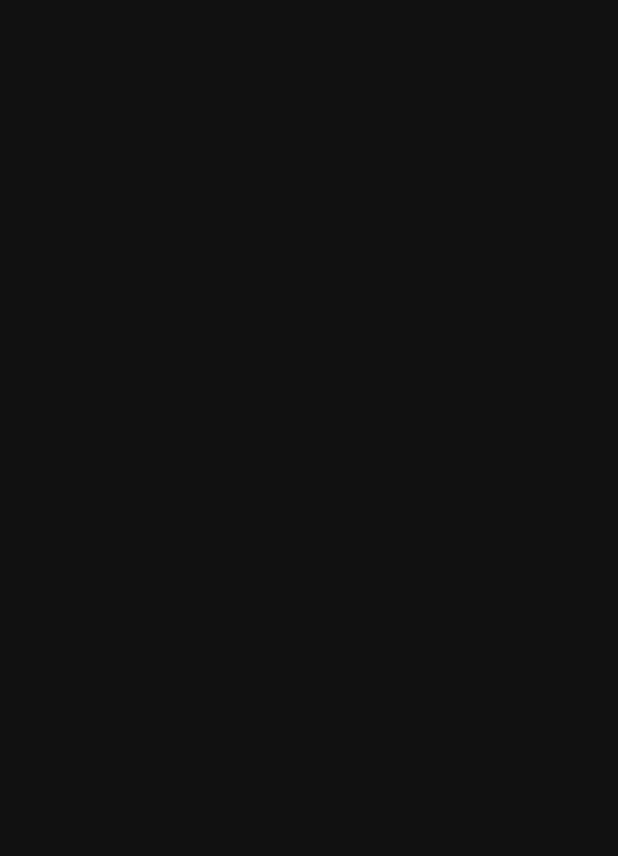
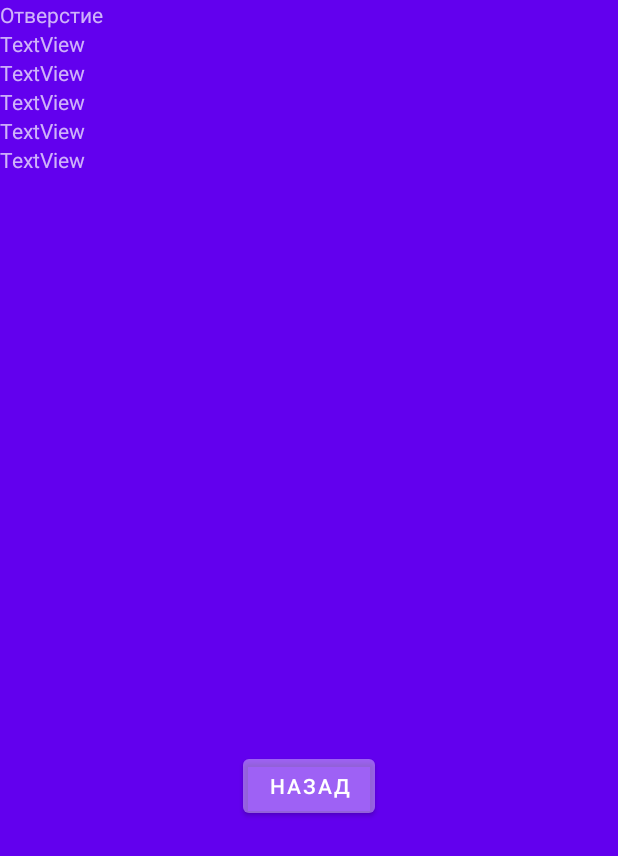
Before and after one commit to Kupirden/CNC, an Android app: the VMC screen opened directly, with no data from a screen before it, on a phone screen of 412 x 824 dp. Before the commit the part shown is empty. Shown: the top 856 px of the screen. Run offline under Robolectric (Android 15) with nearby library versions, the phone set to English and light mode, and no system bars.

Commit message:
Initial commit

```diff
--- a/app/src/main/java/spice/lihachev/myapplication/Formula.java
+++ b/app/src/main/java/spice/lihachev/myapplication/ActivityHoll.java
@@ -4,11 +4,11 @@ import androidx.appcompat.app.AppCompatActivity;
 
 import android.os.Bundle;
 
-public class Formula extends AppCompatActivity {
+public class ActivityHoll extends AppCompatActivity {
 
     @Override
     protected void onCreate(Bundle savedInstanceState) {
         super.onCreate(savedInstanceState);
-        setContentView(R.layout.activity_formula);
+        setContentView(R.layout.activity_holl);
     }
 }
--- a/app/src/main/java/spice/lihachev/myapplication/VMC.java
+++ b/app/src/main/java/spice/lihachev/myapplication/VMC.java
@@ -1,8 +1,17 @@
 package spice.lihachev.myapplication;
+
+import static spice.lihachev.myapplication.R.id.buttonHoll;
+import static spice.lihachev.myapplication.R.id.button_back;
 
 import androidx.appcompat.app.AppCompatActivity;
 
+import android.content.Intent;
 import android.os.Bundle;
+import android.view.View;
+import android.view.Window;
+import android.view.WindowManager;
+import android.widget.Button;
+import android.widget.TextView;
 
 public class VMC extends AppCompatActivity {
 
@@ -10,5 +19,34 @@ public class VMC extends AppCompatActivity {
     protected void onCreate(Bundle savedInstanceState) {
         super.onCreate(savedInstanceState);
         setContentView(R.layout.activity_vmc);
+        Window w=getWindow();
+        w.setFlags(WindowManager.LayoutParams.FLAG_FULLSCREEN,WindowManager.LayoutParams.FLAG_FULLSCREEN);
+        Button button_back1=(Button) findViewById(R.id.button_back);
+        button_back1.setOnClickListener(new View.OnClickListener() {
+            @Override
+            public void onClick(View view) {
+                try {
+                    Intent intent =new Intent(VMC.this,Menu.class);
+                    startActivity(intent);finish();
+                }catch (Exception e){
+
+                }
+            }
+        });
+        TextView buttonHoll=(TextView) findViewById(R.id.buttonHoll);
+        buttonHoll.setOnClickListener(new View.OnClickListener() {
+            @Override
+            public void onClick(View view) {
+                try {
+                    Intent intent=new Intent(VMC.this,ActivityFormula.class);
+                    startActivity(intent);finish();
+                }catch (Exception e){
+
+                }
+            }
+        });
+
+
+
     }
 }
--- a/app/src/main/res/layout/activity_vmc.xml
+++ b/app/src/main/res/layout/activity_vmc.xml
@@ -1,9 +1,103 @@
 <?xml version="1.0" encoding="utf-8"?>
-<androidx.constraintlayout.widget.ConstraintLayout xmlns:android="http://schemas.android.com/apk/res/android"
+<RelativeLayout xmlns:android="http://schemas.android.com/apk/res/android"
     xmlns:app="http://schemas.android.com/apk/res-auto"
     xmlns:tools="http://schemas.android.com/tools"
     android:layout_width="match_parent"
     android:layout_height="match_parent"
     tools:context=".VMC">
 
-</androidx.constraintlayout.widget.ConstraintLayout>
+    <LinearLayout
+        android:layout_width="match_parent"
+        android:layout_height="match_parent"
+        android:background="@color/purple_500"
+        android:orientation="vertical">
+
+        <LinearLayout
+            android:layout_width="match_parent"
+            android:layout_height="wrap_content"
+            android:orientation="horizontal">
+
+            <TextView
+                android:id="@+id/buttonHoll"
+                android:layout_width="match_parent"
+                android:layout_height="wrap_content"
+                android:layout_weight="1"
+                android:text="@string/Holl1" />
+        </LinearLayout>
+        <LinearLayout
+            android:layout_width="match_parent"
+            android:layout_height="wrap_content"
+            android:orientation="horizontal">
+
+            <TextView
+                android:id="@+id/textView2"
+                android:layout_width="match_parent"
+                android:layout_height="wrap_content"
+                android:layout_weight="1"
+                android:text="TextView" />
+        </LinearLayout>
+        <LinearLayout
+            android:layout_width="match_parent"
+            android:layout_height="wrap_content"
+            android:orientation="horizontal">
+
+            <TextView
+                android:id="@+id/textView4"
+                android:layout_width="match_parent"
+                android:layout_height="wrap_content"
+                android:layout_weight="1"
+                android:text="TextView" />
+        </LinearLayout>
+        <LinearLayout
+            android:layout_width="match_parent"
+            android:layout_height="wrap_content"
+            android:orientation="horizontal">
+
+            <TextView
+                android:id="@+id/textView5"
+                android:layout_width="match_parent"
+                android:layout_height="wrap_content"
+                android:layout_weight="1"
+                android:text="TextView" />
+        </LinearLayout>
+        <LinearLayout
+            android:layout_width="match_parent"
+            android:layout_height="wrap_content"
+            android:orientation="horizontal">
+
+            <TextView
+                android:id="@+id/textView6"
+                android:layout_width="match_parent"
+                android:layout_height="wrap_content"
+                android:layout_weight="1"
+                android:text="TextView" />
+        </LinearLayout>
+        <LinearLayout
+            android:layout_width="match_parent"
+            android:layout_height="wrap_content"
+            android:orientation="horizontal">
+
+            <TextView
+                android:id="@+id/textView3"
+                android:layout_width="match_parent"
+                android:layout_height="wrap_content"
+                android:layout_weight="1"
+                android:text="TextView" />
+        </LinearLayout>
+    </LinearLayout>
+
+    <LinearLayout
+        android:layout_width="match_parent"
+        android:layout_height="wrap_content"
+        android:layout_marginTop="500dp"
+        android:gravity="center"
+        android:orientation="horizontal">
+
+        <Button
+            android:id="@+id/button_back"
+            android:layout_width="wrap_content"
+            android:layout_height="wrap_content"
+
+            android:text="@string/Back" />
+    </LinearLayout>
+</RelativeLayout>
--- a/app/src/main/res/values/strings.xml
+++ b/app/src/main/res/values/strings.xml
@@ -3,5 +3,9 @@
     <string name="Start">Начать</string>
     <string name="Valuse1">Вертикальный машинный центр</string>
     <string name="Valuse2">Горизонтальный машинный центр</string>
+    <string name="Holl_diametr">Диаметр</string>
+    <string name="Holl1">Отверстие</string>
+    <string name="Holl_deep">Глубина</string>
     <string name="Back">Назад</string>
+    <string name="Waste">Отход</string>
 </resources>
```
Also changed, not shown: app/src/main/AndroidManifest.xml (+13 -13 lines), app/src/main/java/spice/lihachev/myapplication/ActivityFormula.java (added, +40 -0 lines), app/src/main/res/layout/activity_formula.xml (+90 -8 lines), app/src/main/res/layout/activity_holl.xml (added, +31 -0 lines).
